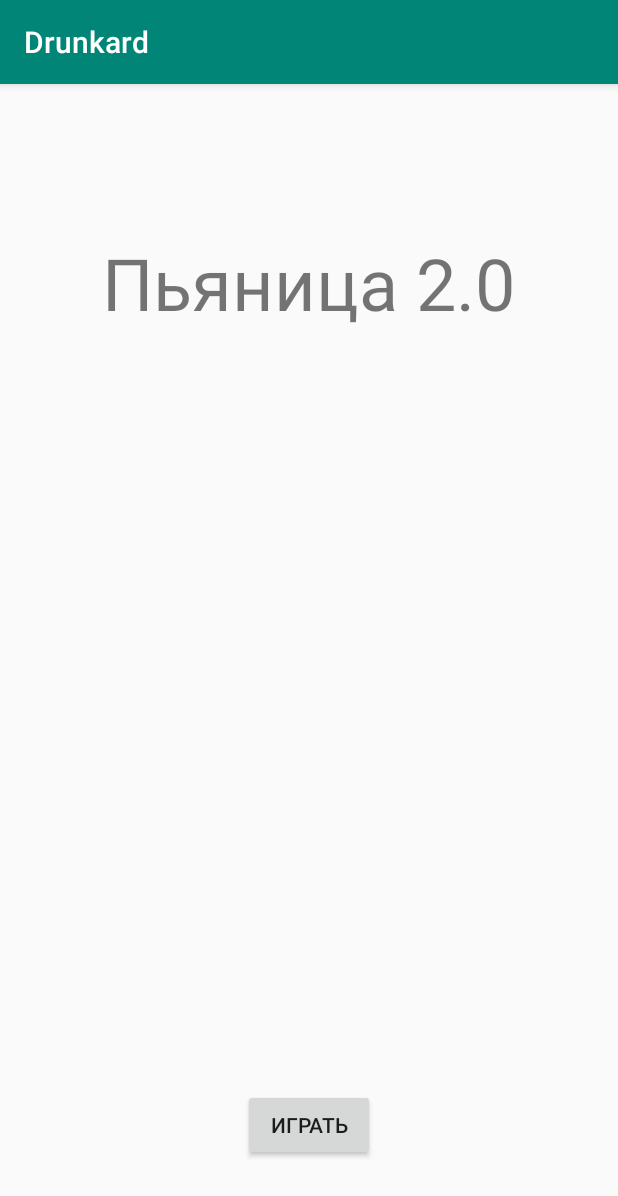
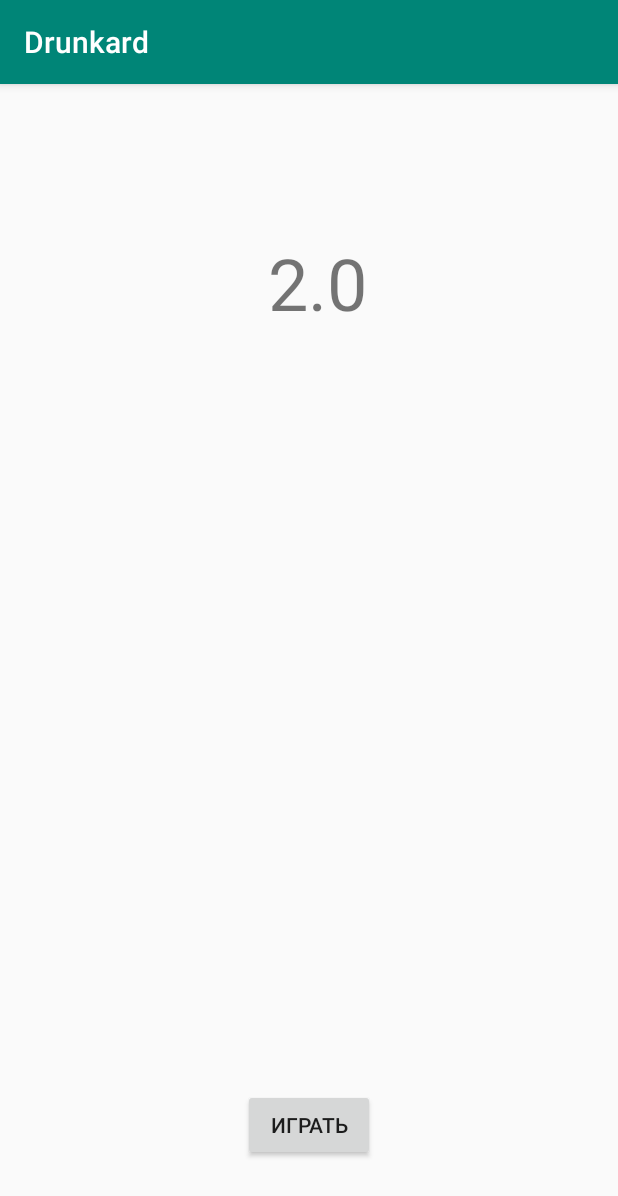
Before and after one commit to petralfrolov/Drunkard-the-game, an Android app: the screen it shows after launch (MainActivity), on a phone screen of 412 x 824 dp. Shown: the top 1196 px of the screen. Run offline under Robolectric (Android 15) with nearby library versions, the phone set to English and light mode, and no system bars.

Commit message:
Only main

```diff
--- a/app/src/main/res/layout/activity_main.xml
+++ b/app/src/main/res/layout/activity_main.xml
@@ -20,7 +20,7 @@
                     android:onClick="move"
             />
             <TextView
-                    android:text="Пьяница 2.0"
+                    android:text=" 2.0"
                     android:layout_width="wrap_content"
                     android:layout_height="wrap_content"
                     android:id="@+id/textView"
```
